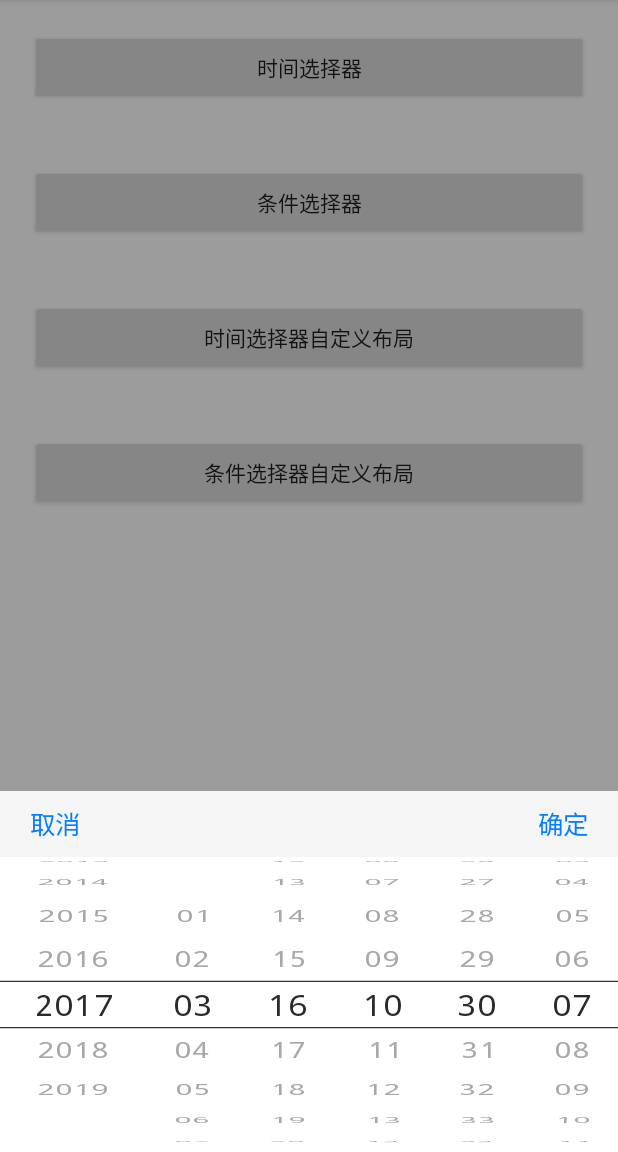
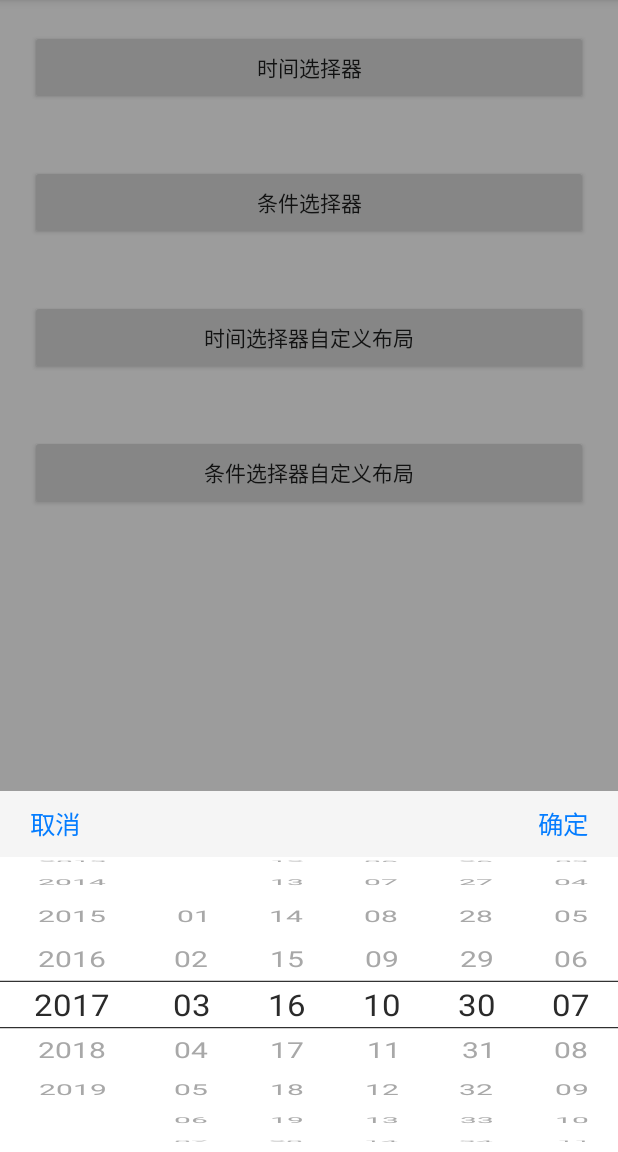
Before and after one commit to Bigkoo/Android-PickerView, an Android app: the screen it shows after launch (MainActivity), after a tap on "时间选择器", on a phone screen of 412 x 824 dp, the part 84-1236 px from its top. Run offline under Robolectric (Android 15) with nearby library versions, the phone set to English and light mode, and no system bars.

Commit message:
added setTypeFace

```diff
--- a/pickerview/src/main/java/com/bigkoo/pickerview/OptionsPickerView.java
+++ b/pickerview/src/main/java/com/bigkoo/pickerview/OptionsPickerView.java
@@ -1,6 +1,7 @@
 package com.bigkoo.pickerview;
 
 import android.content.Context;
+import android.graphics.Typeface;
 import android.text.TextUtils;
 import android.view.LayoutInflater;
 import android.view.View;
@@ -64,6 +65,10 @@ public class OptionsPickerView<T> extends BasePickerView implements View.OnClick
     private boolean cyclic1;//是否循环
     private boolean cyclic2;
     private boolean cyclic3;
+
+    private Typeface font1;
+    private Typeface font2;
+    private Typeface font3;
 
     private int option1;//默认选中项
     private int option2;
@@ -154,6 +159,10 @@ public class OptionsPickerView<T> extends BasePickerView implements View.OnClick
         private boolean cyclic1 = false;//是否循环，默认否
         private boolean cyclic2 = false;
         private boolean cyclic3 = false;
+
+        private Typeface font1;
+        private Typeface font2;
+        private Typeface font3;
 
         private int option1;//默认选中项
         private int option2;
@@ -303,6 +312,13 @@ public class OptionsPickerView<T> extends BasePickerView implements View.OnClick
             return this;
         }
 
+        public Builder setTypeface(Typeface font1, Typeface font2, Typeface font3) {
+            this.font1 = font1;
+            this.font2 = font2;
+            this.font3 = font3;
+            return this;
+        }
+
         public Builder setCyclic(boolean cyclic1, boolean cyclic2, boolean cyclic3) {
             this.cyclic1 = cyclic1;
             this.cyclic2 = cyclic2;
@@ -382,6 +398,7 @@ public class OptionsPickerView<T> extends BasePickerView implements View.OnClick
         wheelOptions.setTextContentSize(Size_Content);
         wheelOptions.setLabels(label1, label2, label3);
         wheelOptions.setCyclic(cyclic1, cyclic2, cyclic3);
+        wheelOptions.setTypeface(font1, font2, font3);
 
         setOutSideCancelable(cancelable);
 
--- a/pickerview/src/main/java/com/bigkoo/pickerview/lib/WheelView.java
+++ b/pickerview/src/main/java/com/bigkoo/pickerview/lib/WheelView.java
@@ -68,6 +68,8 @@ public class WheelView extends View {
     int maxTextWidth;
     int maxTextHeight;
     float itemHeight;//每行高度
+
+    Typeface typeface;
 
     int textColorOut = 0xFFa8a8a8;
     int textColorCenter = 0xFF2a2a2a;
@@ -193,14 +195,14 @@ public class WheelView extends View {
         paintOuterText = new Paint();
         paintOuterText.setColor(textColorOut);
         paintOuterText.setAntiAlias(true);
-        paintOuterText.setTypeface(Typeface.MONOSPACE);
+        paintOuterText.setTypeface(typeface);
         paintOuterText.setTextSize(textSize);
 
         paintCenterText = new Paint();
         paintCenterText.setColor(textColorCenter);
         paintCenterText.setAntiAlias(true);
         paintCenterText.setTextScaleX(1.1F);
-        paintCenterText.setTypeface(Typeface.MONOSPACE);
+        paintCenterText.setTypeface(typeface);
         paintCenterText.setTextSize(textSize);
 
 
@@ -306,6 +308,12 @@ public class WheelView extends View {
      */
     public final void setCyclic(boolean cyclic) {
         isLoop = cyclic;
+    }
+
+    public final void setTypeface(Typeface font) {
+        typeface = font;
+        paintOuterText.setTypeface(typeface);
+        paintCenterText.setTypeface(typeface);
     }
 
     public final void setTextSize(float size) {
--- a/pickerview/src/main/java/com/bigkoo/pickerview/view/WheelOptions.java
+++ b/pickerview/src/main/java/com/bigkoo/pickerview/view/WheelOptions.java
@@ -1,5 +1,6 @@
 package com.bigkoo.pickerview.view;
 
+import android.graphics.Typeface;
 import android.view.View;
 
 import com.bigkoo.pickerview.R;
@@ -204,6 +205,12 @@ public class WheelOptions<T> {
         wv_option3.setCyclic(cyclic);
     }
 
+    public void setTypeface (Typeface font) {
+        wv_option1.setTypeface(font);
+        wv_option2.setTypeface(font);
+        wv_option3.setTypeface(font);
+    }
+
     /**
      * 分别设置第一二三级是否循环滚动
      *
@@ -213,6 +220,12 @@ public class WheelOptions<T> {
         wv_option1.setCyclic(cyclic1);
         wv_option2.setCyclic(cyclic2);
         wv_option3.setCyclic(cyclic3);
+    }
+
+    public void setTypeface (Typeface font1, Typeface font2, Typeface font3) {
+        wv_option1.setTypeface(font1);
+        wv_option2.setTypeface(font2);
+        wv_option3.setTypeface(font3);
     }
 
     /**
```
